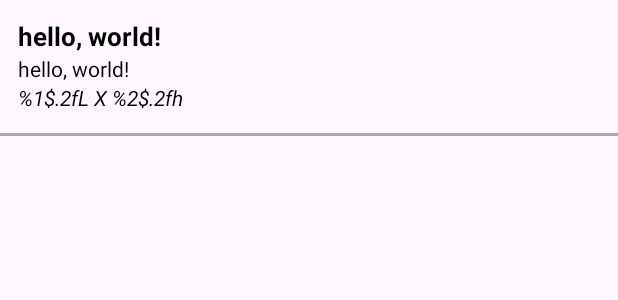
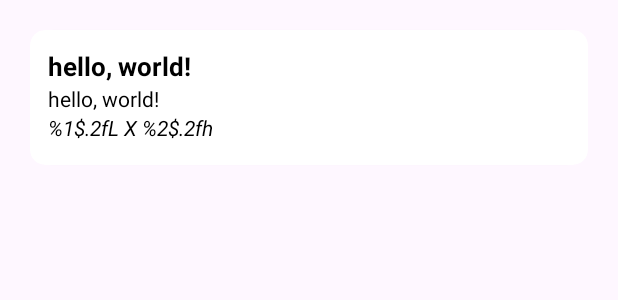
Before and after one commit to aladinjunior/framepro, an Android app: the layout result_frames_list_item.xml on its own in the app's theme, with its tools: preview values and no code run, on a phone screen of 412 x 824 dp. Shown: the top 300 px of the screen. Run offline under Robolectric (Android 15) with nearby library versions, the phone set to English and light mode, and no system bars.

Commit message:
fix multiples created frame views

```diff
--- a/FramePro/app/src/main/java/com/aladin/framepro/MyApplication.kt
+++ b/FramePro/app/src/main/java/com/aladin/framepro/MyApplication.kt
@@ -4,5 +4,4 @@ import android.app.Application
 import dagger.hilt.android.HiltAndroidApp
 
 @HiltAndroidApp
-class MyApplication : Application() {
-}
+class MyApplication : Application()
--- a/FramePro/app/src/main/java/com/aladin/framepro/data/db/AppDatabase.kt
+++ b/FramePro/app/src/main/java/com/aladin/framepro/data/db/AppDatabase.kt
@@ -5,7 +5,6 @@ import androidx.room.RoomDatabase
 import androidx.room.TypeConverters
 import com.aladin.framepro.data.db.daos.FrameViewDao
 import com.aladin.framepro.data.db.daos.RegisterDao
-import com.aladin.framepro.domain.model.FrameEntity
 import com.aladin.framepro.domain.model.FrameViewEntity
 import com.aladin.framepro.domain.model.RegisterEntity
 import com.aladin.framepro.extensions.Converters
--- a/FramePro/app/src/main/java/com/aladin/framepro/data/db/daos/FrameViewDao.kt
+++ b/FramePro/app/src/main/java/com/aladin/framepro/data/db/daos/FrameViewDao.kt
@@ -5,8 +5,6 @@ import androidx.room.Dao
 import androidx.room.Insert
 import androidx.room.OnConflictStrategy
 import androidx.room.Query
-import com.aladin.framepro.domain.model.FrameEntity
-import com.aladin.framepro.domain.model.FrameView
 import com.aladin.framepro.domain.model.FrameViewEntity
 
 @Dao
@@ -18,8 +16,7 @@ interface FrameViewDao {
     @Query("SELECT * FROM frame_view_entity_table")
     fun getAllCreatedFrames() : LiveData<List<FrameViewEntity>>
 
-//    @Query("SELECT * FROM frame_view_entity_table WHERE id = :id")
-//    fun getRegisterFrame(id: Long) : List<FrameEntity>
+
 
 
 }
--- a/FramePro/app/src/main/java/com/aladin/framepro/data/repository/FrameViewDataSource.kt
+++ b/FramePro/app/src/main/java/com/aladin/framepro/data/repository/FrameViewDataSource.kt
@@ -11,6 +11,6 @@ interface FrameViewDataSource {
 
     val allCreatedFrameViews : LiveData<List<FrameView>>
 
-    suspend fun registerFrames(registerId: Long) : List<Frame>
+
 
 }
--- a/FramePro/app/src/main/java/com/aladin/framepro/data/repository/RoomFrameViewDataSource.kt
+++ b/FramePro/app/src/main/java/com/aladin/framepro/data/repository/RoomFrameViewDataSource.kt
@@ -29,9 +29,5 @@ class RoomFrameViewDataSource @Inject constructor(
 
     }
 
-    override suspend fun registerFrames(registerId: Long) : List<Frame> {
-        return emptyList()
-//        return frameDao.getRegisterFrame(registerId).toFrameDescription()
-    }
 
 }
--- a/FramePro/app/src/main/java/com/aladin/framepro/di/DomainModule.kt
+++ b/FramePro/app/src/main/java/com/aladin/framepro/di/DomainModule.kt
@@ -24,7 +24,7 @@ interface DomainModule {
     @Binds
     fun createFrameViewUseCase(useCase: CreateFrameViewUseCaseImpl) : CreateFrameViewUseCase
 
-//    fun createFrameUseCase(useCase: CreateFrameUseCaseImpl) : CreateFrameUseCase
+
 
 
 }
--- a/FramePro/app/src/main/java/com/aladin/framepro/ui/FramesFragment.kt
+++ b/FramePro/app/src/main/java/com/aladin/framepro/ui/FramesFragment.kt
@@ -1,7 +1,6 @@
 package com.aladin.framepro.ui
 
 
-import android.content.Intent
 import android.os.Build
 import android.os.Bundle
 import android.view.LayoutInflater
@@ -59,7 +58,7 @@ class FramesFragment : Fragment(R.layout.fragment_frames) {
 
         mainActivity?.isEnabledBottomBar(false)
 
-        adapter = FramesAdapter(initialFrames(requireContext())) { frameName ->
+        adapter = FramesAdapter(requireContext(), initialFrames(requireContext())) { frameName ->
             frameSheet = FrameSheet(frameName, viewModel = addFrameViewModel)
             frameSheet.show(requireActivity().supportFragmentManager, "frameTag")
         }
--- /dev/null
+++ b/FramePro/app/src/main/res/drawable/baseline_picture_as_pdf_24.xml
@@ -0,0 +1,5 @@
+<vector android:height="24dp" android:tint="#FFFFFF"
+    android:viewportHeight="24" android:viewportWidth="24"
+    android:width="24dp" xmlns:android="http://schemas.android.com/apk/res/android">
+    <path android:fillColor="@android:color/white" android:pathData="M20,2L8,2c-1.1,0 -2,0.9 -2,2v12c0,1.1 0.9,2 2,2h12c1.1,0 2,-0.9 2,-2L22,4c0,-1.1 -0.9,-2 -2,-2zM11.5,9.5c0,0.83 -0.67,1.5 -1.5,1.5L9,11v2L7.5,13L7.5,7L10,7c0.83,0 1.5,0.67 1.5,1.5v1zM16.5,11.5c0,0.83 -0.67,1.5 -1.5,1.5h-2.5L12.5,7L15,7c0.83,0 1.5,0.67 1.5,1.5v3zM20.5,8.5L19,8.5v1h1.5L20.5,11L19,11v2h-1.5L17.5,7h3v1.5zM9,9.5h1v-1L9,8.5v1zM4,6L2,6v14c0,1.1 0.9,2 2,2h14v-2L4,20L4,6zM14,11.5h1v-3h-1v3z"/>
+</vector>
--- a/FramePro/app/src/main/res/layout/result_frames_list_item.xml
+++ b/FramePro/app/src/main/res/layout/result_frames_list_item.xml
@@ -1,10 +1,18 @@
 <?xml version="1.0" encoding="utf-8"?>
-<RelativeLayout xmlns:android="http://schemas.android.com/apk/res/android"
+<androidx.cardview.widget.CardView xmlns:android="http://schemas.android.com/apk/res/android"
     xmlns:app="http://schemas.android.com/apk/res-auto"
     android:layout_width="match_parent"
-    android:layout_height="wrap_content"
+    android:layout_height="90dp"
+    android:layout_marginHorizontal="20dp"
+    android:layout_marginTop="20dp"
+    android:elevation="8dp"
+    app:cardCornerRadius="10dp"
     xmlns:tools="http://schemas.android.com/tools">
 
+
+    <RelativeLayout
+        android:layout_width="match_parent"
+        android:layout_height="wrap_content">
 
 
     <TextView
@@ -37,12 +45,7 @@
         android:textStyle="italic"
         android:text="@string/measures_result" />
 
-    <View
-        android:layout_width="match_parent"
-        android:layout_height="2dp"
-        android:layout_below="@id/measures"
-        android:layout_marginTop="14dp"
-        android:background="@color/gray_darker" />
+    </RelativeLayout>
 
 
-</RelativeLayout>
+</androidx.cardview.widget.CardView>
```
Also changed, not shown: FramePro/app/src/main/java/com/aladin/framepro/adapters/FramesAdapter.kt (+8 -9 lines), FramePro/app/src/main/java/com/aladin/framepro/domain/model/FrameEntity.kt (deleted, +0 -16 lines), FramePro/app/src/main/java/com/aladin/framepro/extensions/Extensions.kt (+0 -38 lines), FramePro/app/src/main/res/layout/fragment_results.xml (+22 -9 lines).
